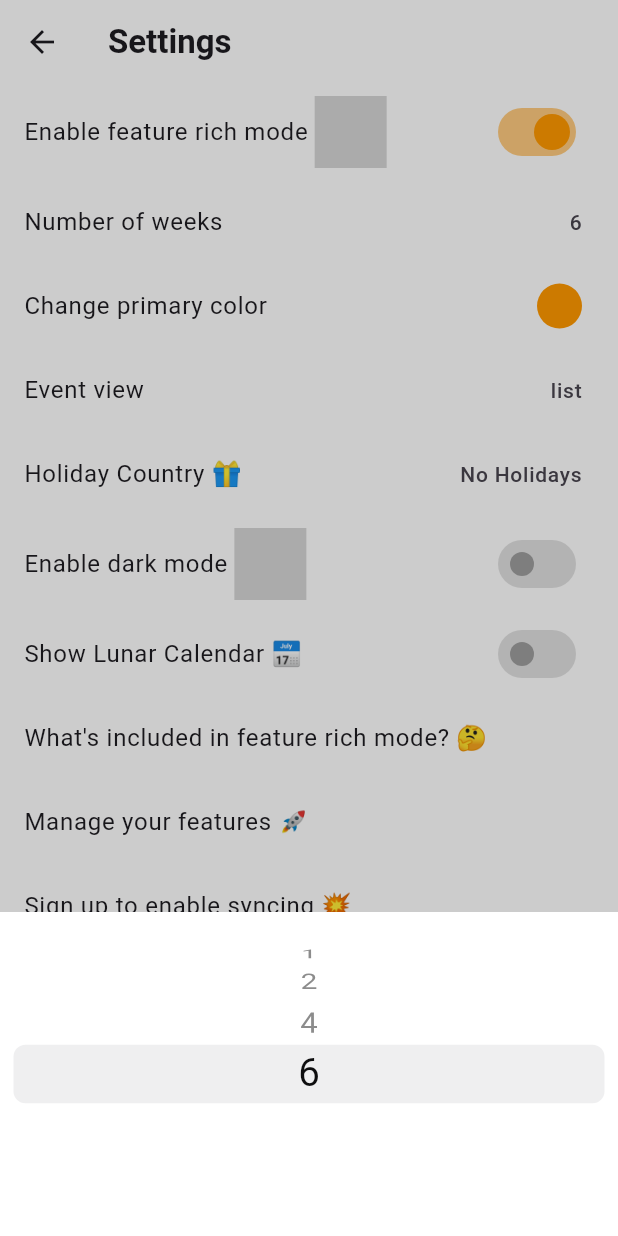
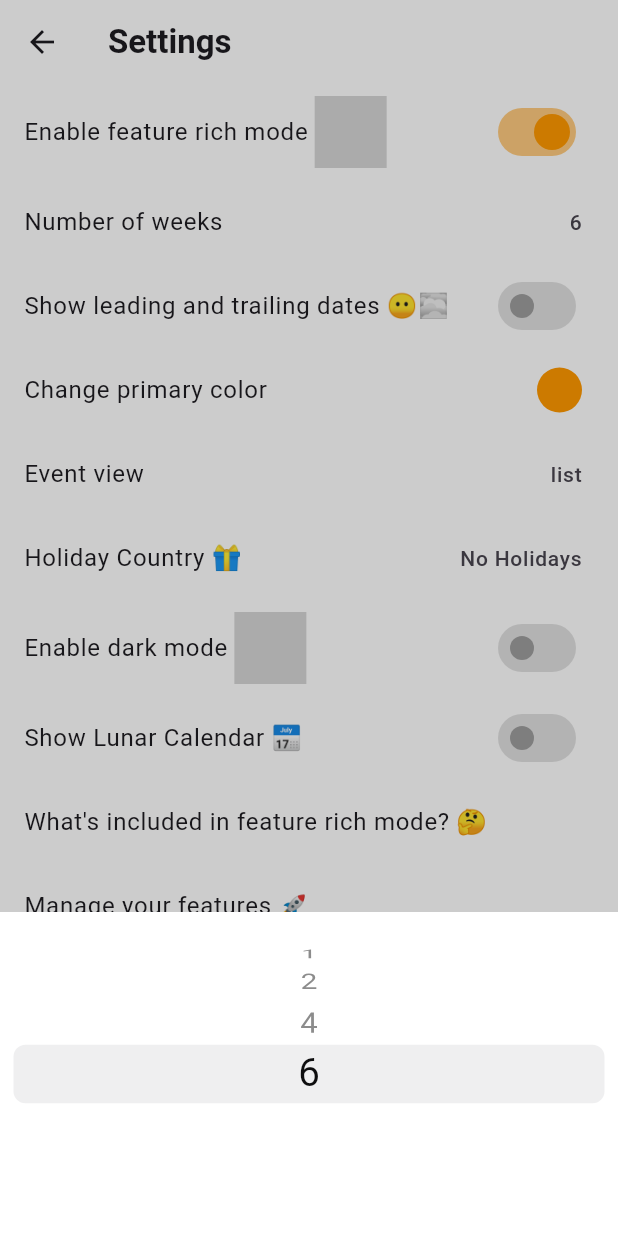
Before and after one commit to James1412/super_calendar, a Flutter app: the SettingsScreen screen opened directly, after a tap on "Enable feature rich mode", after a tap on "Number of weeks", on a phone screen of 412 x 824 dp. Run offline on Flutter 3.47's test engine with Material 3 defaults, Android fonts, the phone set to English and light mode, and no system bars; our stand-ins replace flutter_slidable, font_awesome_flutter, iconsax, syncfusion_flutter_calendar; missing offline and left inert: animated_emoji, flex_color_picker, lunar.

Commit message:
show leading and trailing dates option

```diff
--- a/lib/features/calendar/home_screen.dart
+++ b/lib/features/calendar/home_screen.dart
@@ -72,7 +72,6 @@ class _HomeScreenState extends State<HomeScreen> {
       isSelectedDate: isSelectedDate,
       details: details,
       midDate: midDate,
-      moreFeatures: moreFeatures,
       showAgenda: showAgenda,
     );
   }
@@ -420,8 +419,11 @@ class _HomeScreenState extends State<HomeScreen> {
                       cellBorderColor: Colors.transparent,
                       monthViewSettings: MonthViewSettings(
                         numberOfWeeksInView: weekNums[weekNumIndex],
-                        showTrailingAndLeadingDates:
-                            moreFeatures ? true : false,
+                        showTrailingAndLeadingDates: context
+                                .watch<SettingsItemViewModel>()
+                                .showLeadingAndTrailingDates
+                            ? true
+                            : false,
                         appointmentDisplayCount: showAgenda
                             ? weekNumIndex == 0
                                 ? 10
--- a/lib/features/settings/settings_screen.dart
+++ b/lib/features/settings/settings_screen.dart
@@ -90,6 +90,9 @@ class _SettingsScreenState extends State<SettingsScreen>
                     });
                   } else {
                     context.read<SettingsItemViewModel>().weekNumIndex = 3;
+                    context
+                        .read<SettingsItemViewModel>()
+                        .setShowLeadingTrailingDates(false);
                     setState(() {
                       animateMuscle = false;
                     });
@@ -99,6 +102,8 @@ class _SettingsScreenState extends State<SettingsScreen>
             ),
           ),
           if (moreFeature)
+            Column(
+              children: [
                 InkWell(
                   onTap: () {
                     showCupertinoModalPopup(
@@ -149,12 +154,31 @@ class _SettingsScreenState extends State<SettingsScreen>
                     trailing: Text(
                       context
                           .watch<SettingsItemViewModel>()
-                      .indexAndWeekNumList[
-                          context.watch<SettingsItemViewModel>().weekNumIndex]
+                          .indexAndWeekNumList[context
+                              .watch<SettingsItemViewModel>()
+                              .weekNumIndex]
                           .toString(),
                       style: const TextStyle(fontSize: 14),
                     ),
                   ),
+                ),
+                SwitchListTile(
+                  activeColor: Theme.of(context).primaryColor,
+                  inactiveThumbColor: Colors.grey,
+                  inactiveTrackColor: Colors.grey.shade300,
+                  trackOutlineColor:
+                      MaterialStateProperty.all(Colors.transparent),
+                  value: context
+                      .watch<SettingsItemViewModel>()
+                      .showLeadingAndTrailingDates,
+                  onChanged: (value) {
+                    context
+                        .read<SettingsItemViewModel>()
+                        .setShowLeadingTrailingDates(value);
+                  },
+                  title: const Text("Show leading and trailing dates 😶‍🌫️"),
+                ),
+              ],
             ),
           InkWell(
             onTap: () async {
@@ -318,6 +342,7 @@ class _SettingsScreenState extends State<SettingsScreen>
             },
             title: const Text("Show Lunar Calendar 📅"),
           ),
+
           InkWell(
             onTap: () {},
             child: const ListTile(
--- a/lib/features/settings/view_models/settings_items_vm.dart
+++ b/lib/features/settings/view_models/settings_items_vm.dart
@@ -5,6 +5,13 @@ import 'package:super_calendar/features/calendar/view_models/data_source_vm.dart
 import '../models/holiday_model.dart';
 
 class SettingsItemViewModel extends ChangeNotifier {
+  // leading and trailing dates
+  bool showLeadingAndTrailingDates = false;
+  void setShowLeadingTrailingDates(bool value) {
+    showLeadingAndTrailingDates = value;
+    notifyListeners();
+  }
+
   // Lunar dates
   bool showLunarDate = false;
   void setShowLunarDate(bool value) {
@@ -36,7 +43,6 @@ class SettingsItemViewModel extends ChangeNotifier {
 
   // Holiday
   int holidayIndex = 0;
-
   static String holidayText = "flutter-super-calendar-holiday";
   void setHolidayIndex(int index) {
     holidayIndex = index;
```
Also changed, not shown: lib/features/calendar/components/month_cell.dart (+4 -7 lines). Lines whose indentation alone changed are shown as unchanged.
